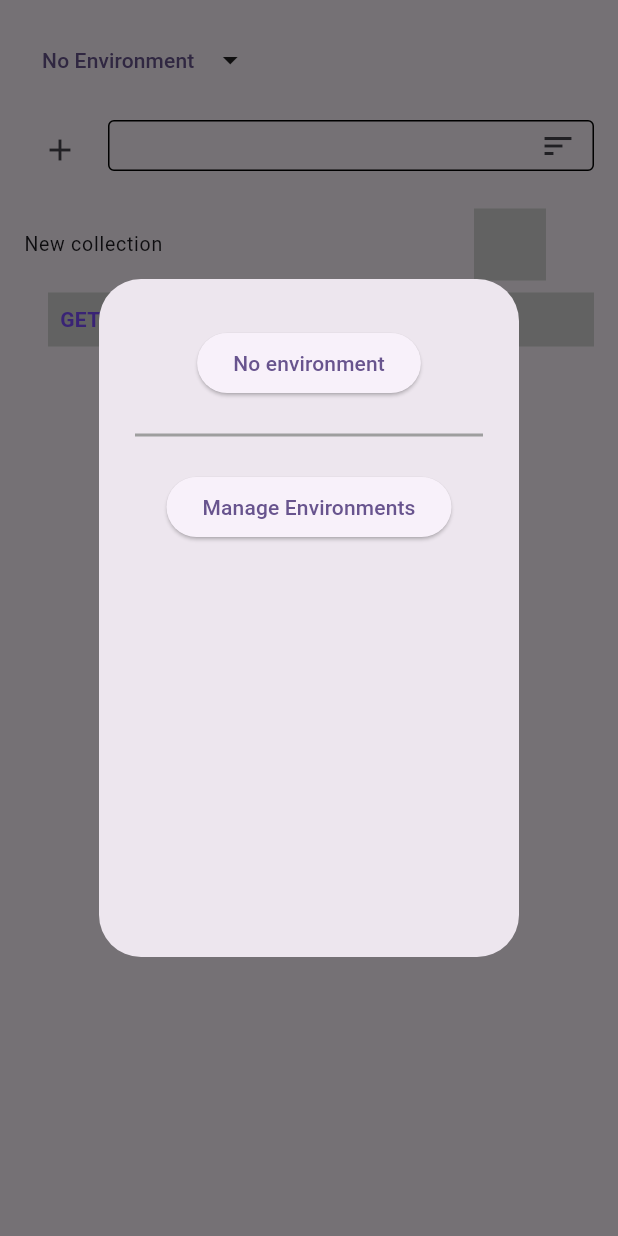
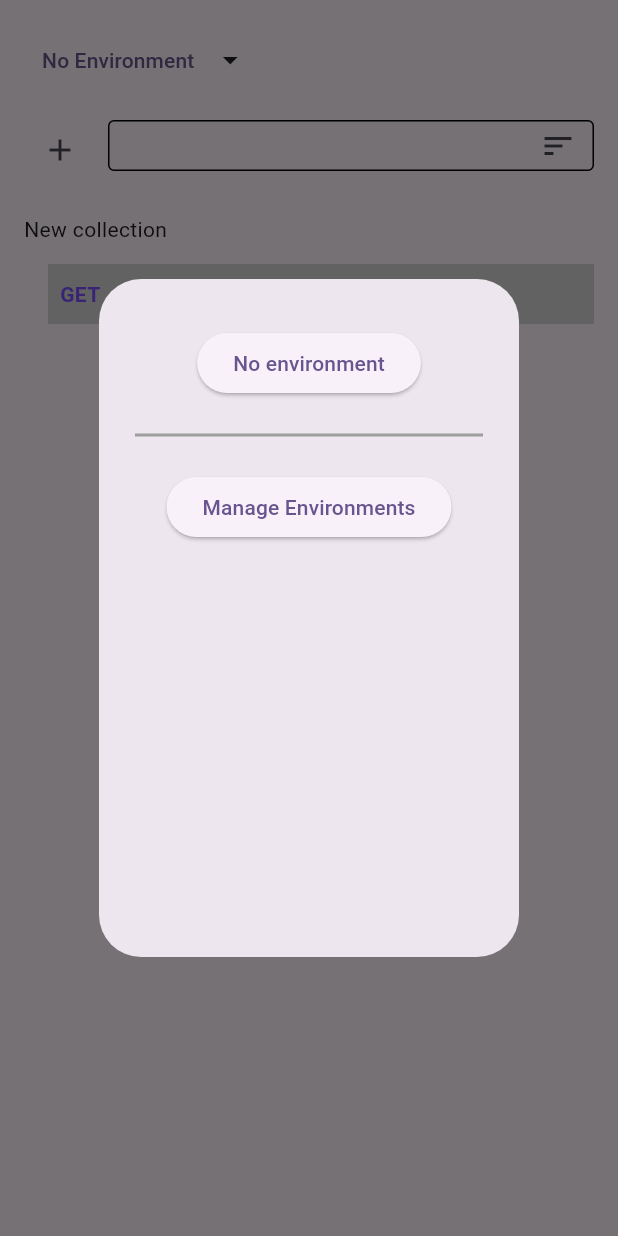
Before and after one commit to antonio-nicolau/ClientAO, a Flutter app: the CollectionsSection widget shown alone on an empty page, opened directly, after a tap on "No Environment", on a phone screen of 412 x 824 dp. Run offline on Flutter 3.47's test engine with Material 2 defaults, Android fonts, the phone set to English and light mode, and no system bars; our stand-ins replace equatable, flutter_hooks, flutter_spinkit, hive, hive_flutter, hooks_riverpod; missing offline and left inert: davi, flutter_highlighter, multi_split_view; accounts and stored records are empty.

Commit message:
code refactoring

```diff
--- a/lib/main.dart
+++ b/lib/main.dart
@@ -1,9 +1,4 @@
 import 'package:client_ao/src/app_widget.dart';
-import 'package:client_ao/src/core/constants/enums.dart';
-import 'package:client_ao/src/core/models/collection.model.dart';
-import 'package:client_ao/src/core/models/key_value_row.model.dart';
-import 'package:client_ao/src/core/models/request_model.model.dart';
-import 'package:client_ao/src/core/models/response.model.dart';
 import 'package:client_ao/src/core/services/hive_data.service.dart';
 import 'package:flutter/material.dart';
 import 'package:hive_flutter/hive_flutter.dart';
--- a/lib/src/modules/home/pages/home.page.dart
+++ b/lib/src/modules/home/pages/home.page.dart
@@ -1,5 +1,6 @@
 import 'dart:developer';
 
+import 'package:client_ao/src/core/models/collection.model.dart';
 import 'package:client_ao/src/core/services/hive_data.service.dart';
 import 'package:client_ao/src/modules/home/states/collections.state.dart';
 import 'package:client_ao/src/modules/home/widgets/sections/collections/collections_section.widget.dart';
@@ -14,11 +15,10 @@ class HomePage extends HookConsumerWidget {
 
   @override
   Widget build(BuildContext context, WidgetRef ref) {
-    final collection = ref.watch(collectionsNotifierProvider.notifier).getCollection();
-
     // Listen for Collection model changes and update cache
-    ref.listen(collectionsNotifierProvider, (previous, next) async {
-      log('Updating collection cache: ${collection.id}');
+    ref.listen<List<CollectionModel>>(collectionsNotifierProvider, (previous, next) async {
+      final index = ref.read(collectionsNotifierProvider.notifier).indexOfId();
+      final collection = ref.read(collectionsNotifierProvider)[index];
       await ref.read(hiveDataServiceProvider).saveCollection(collection.id, collection);
     });
 
--- a/lib/src/modules/home/widgets/sections/collections/collections_item.widget.dart
+++ b/lib/src/modules/home/widgets/sections/collections/collections_item.widget.dart
@@ -1,6 +1,7 @@
 import 'package:client_ao/src/core/models/collection.model.dart';
 import 'package:client_ao/src/core/utils/layout.utils.dart';
 import 'package:client_ao/src/modules/home/states/collections.state.dart';
+import 'package:client_ao/src/modules/home/widgets/sections/collections/collection_name_textfield.widget.dart';
 import 'package:client_ao/src/modules/home/widgets/sections/collections/collection_pop_up_menu.widget.dart';
 import 'package:flutter/material.dart';
 import 'package:flutter_hooks/flutter_hooks.dart';
@@ -21,47 +22,37 @@ class CollectionListItem extends HookConsumerWidget {
     final showMenu = useState<bool>(false);
     final activeId = ref.watch(activeIdProvider);
 
-    return Theme(
-      data: Theme.of(context).copyWith(dividerColor: Colors.transparent),
-      child: ListTileTheme(
-        contentPadding: EdgeInsets.zero,
-        dense: true,
-        horizontalTitleGap: 0,
-        minLeadingWidth: 0,
-        minVerticalPadding: 0,
-        child: ExpansionTile(
-          key: Key('${activeId?.collection}:${activeId?.requestId}'),
-          title: MouseRegion(
+    return Column(
+      children: [
+        MouseRegion(
           onHover: (event) {
             showMenu.value = true;
           },
           onExit: (event) {
             showMenu.value = false;
           },
+          child: SizedBox(
+            height: 30,
             child: Row(
               mainAxisAlignment: MainAxisAlignment.spaceBetween,
               children: [
                 Text('${collection.name}'),
-                if (showMenu.value) PopUpCollectionMenu(ref),
+                if (showMenu.value) PopUpCollectionMenu(ref, collection),
               ],
             ),
           ),
-          leading: null,
-          tilePadding: EdgeInsets.zero,
-          initiallyExpanded: true,
-          trailing: const SizedBox.shrink(),
-          childrenPadding: const EdgeInsets.only(left: 16, top: 8),
-          children: [
+        ),
         ListView.builder(
             shrinkWrap: true,
             physics: const BouncingScrollPhysics(),
             itemCount: collection.requests?.length,
+            padding: const EdgeInsets.only(left: 16, top: 8),
             itemBuilder: (context, index) {
               final request = collection.requests?[index];
               return Container(
                 color: activeId?.requestId == index && activeId?.collection == collectionId ? Colors.grey[350] : Colors.grey[100],
                 margin: const EdgeInsets.only(bottom: 16),
-                    padding: const EdgeInsets.all(8),
+                padding: const EdgeInsets.symmetric(horizontal: 8),
                 child: GestureDetector(
                   onTap: () {
                     ref.read(activeIdProvider.notifier).update(
@@ -71,7 +62,10 @@ class CollectionListItem extends HookConsumerWidget {
                           ),
                         );
                   },
+                  child: SizedBox(
+                    height: 40,
                     child: Row(
+                      crossAxisAlignment: CrossAxisAlignment.center,
                       children: [
                         Text(
                           (request?.method.name)?.toUpperCase() ?? '',
@@ -82,20 +76,17 @@ class CollectionListItem extends HookConsumerWidget {
                         ),
                         const SizedBox(width: 16),
                         Expanded(
-                            child: Text(
+                          child: CollectionNameTextField(
                             request?.name ?? getRequestTitleFromUrl(request?.url),
-                              overflow: TextOverflow.ellipsis,
-                              maxLines: 1,
                           ),
                         ),
                       ],
                     ),
                   ),
+                ),
               );
             }),
       ],
-        ),
-      ),
     );
   }
 }
--- a/lib/src/modules/home/widgets/sections/collections/collections_section.widget.dart
+++ b/lib/src/modules/home/widgets/sections/collections/collections_section.widget.dart
@@ -58,7 +58,7 @@ class CollectionsSection extends HookConsumerWidget {
                     ref.read(activeIdProvider.notifier).update(
                           (state) => state?.copyWith(
                             collection: collection.id,
-                            requestId: index,
+                            requestId: 0,
                           ),
                         );
                   },
--- a/lib/src/modules/home/widgets/sections/response/response_pretty.widget.dart
+++ b/lib/src/modules/home/widgets/sections/response/response_pretty.widget.dart
@@ -14,7 +14,7 @@ class ResponsePretty extends ConsumerWidget {
 
   @override
   Widget build(BuildContext context, WidgetRef ref) {
-    final url = response?.requestUri?.toString();
+    final url = response?.requestUri;
     final contentType = response?.headers?[HttpHeaders.contentTypeHeader];
     final mediaType = contentType?.isNotEmpty == true ? MediaType.parse(contentType ?? '') : MediaType('text', 'json');
 
```
Lines whose indentation alone changed are shown as unchanged.
